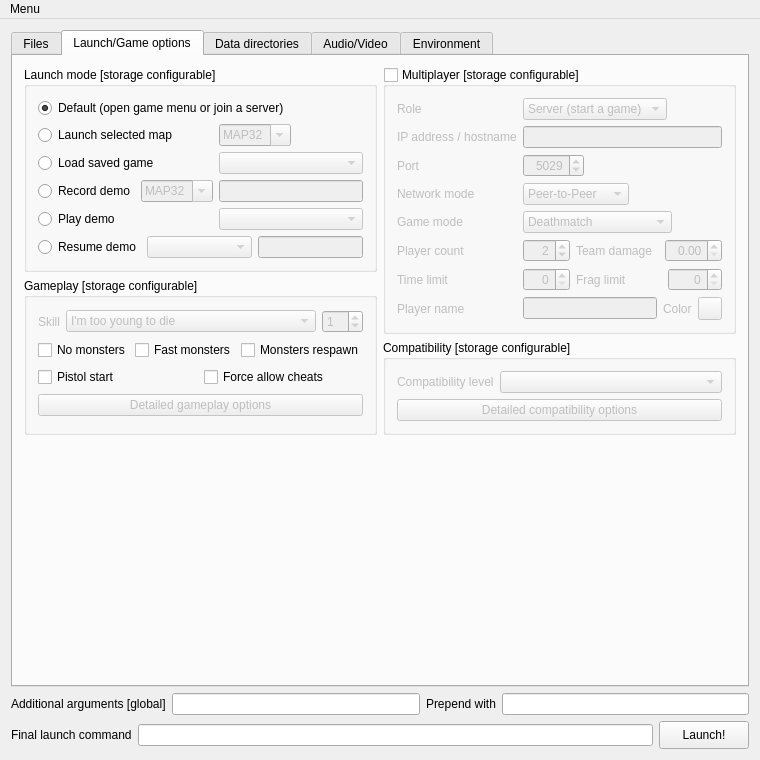
Old version of the form Forms/MainWindow.ui in the repository Youda008/DoomRunner.
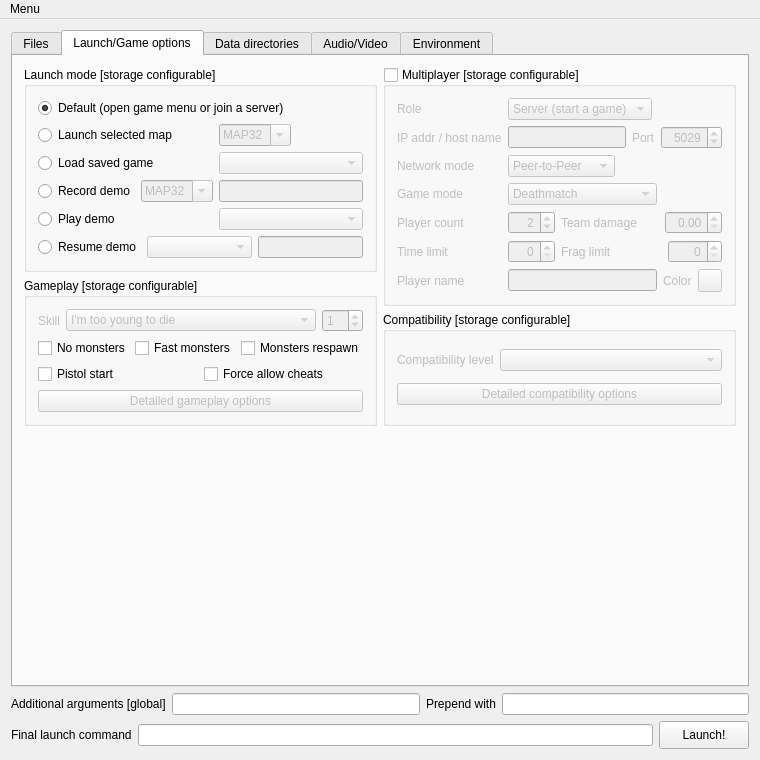
New version of the form. The open tabs and pages were chosen to show the change. Icons and pictures are not drawn. Custom widgets are drawn as their Qt base class.

Commit message: compressed the multiplayer options even more

Patch:
```diff
--- a/Forms/MainWindow.ui
+++ b/Forms/MainWindow.ui
@@ -1069,7 +1069,7 @@
                   </sizepolicy>
                  </property>
                  <property name="text">
-                  <string>IP address / hostname</string>
+                  <string>IP addr / host name</string>
                  </property>
                 </widget>
                </item>
@@ -1082,9 +1082,7 @@
                    </property>
                   </widget>
                  </item>
-                </layout>
-               </item>
-               <item row="2" column="0">
+                 <item>
                 <widget class="QLabel" name="portLabel">
                  <property name="sizePolicy">
                   <sizepolicy hsizetype="Minimum" vsizetype="Preferred">
@@ -1097,8 +1095,6 @@
                  </property>
                 </widget>
                </item>
-               <item row="2" column="1">
-                <layout class="QHBoxLayout" name="hLayout_port">
                  <item>
                   <widget class="QSpinBox" name="portSpinBox">
                    <property name="alignment">
@@ -1115,22 +1111,9 @@
                    </property>
                   </widget>
                  </item>
-                 <item>
-                  <spacer name="horizontalSpacer_2">
-                   <property name="orientation">
-                    <enum>Qt::Horizontal</enum>
-                   </property>
-                   <property name="sizeHint" stdset="0">
-                    <size>
-                     <width>0</width>
-                     <height>20</height>
-                    </size>
-                   </property>
-                  </spacer>
-                 </item>
                 </layout>
                </item>
-               <item row="3" column="0">
+               <item row="2" column="0">
                 <widget class="QLabel" name="netModeLabel">
                  <property name="sizePolicy">
                   <sizepolicy hsizetype="Minimum" vsizetype="Preferred">
@@ -1146,7 +1129,7 @@
                  </property>
                 </widget>
                </item>
-               <item row="3" column="1">
+               <item row="2" column="1">
                 <layout class="QHBoxLayout" name="hLayout_netMode">
                  <item>
                   <widget class="QComboBox" name="netModeCmbBox">
@@ -1186,7 +1169,7 @@
                  </item>
                 </layout>
                </item>
-               <item row="4" column="0">
+               <item row="3" column="0">
                 <widget class="QLabel" name="gameModeLabel">
                  <property name="sizePolicy">
                   <sizepolicy hsizetype="Minimum" vsizetype="Preferred">
@@ -1202,7 +1185,7 @@
                  </property>
                 </widget>
                </item>
-               <item row="4" column="1">
+               <item row="3" column="1">
                 <layout class="QHBoxLayout" name="hLayout_gameMode">
                  <item>
                   <widget class="QComboBox" name="gameModeCmbBox">
@@ -1257,7 +1240,7 @@
                  </item>
                 </layout>
                </item>
-               <item row="5" column="0">
+               <item row="4" column="0">
                 <widget class="QLabel" name="playerCountLabel">
                  <property name="sizePolicy">
                   <sizepolicy hsizetype="Minimum" vsizetype="Preferred">
@@ -1270,7 +1253,7 @@
                  </property>
                 </widget>
                </item>
-               <item row="5" column="1">
+               <item row="4" column="1">
                 <layout class="QHBoxLayout" name="hLayout_playerCount">
                  <item>
                   <widget class="QSpinBox" name="playerCountSpinBox">
@@ -1338,7 +1321,7 @@
                  </item>
                 </layout>
                </item>
-               <item row="6" column="0">
+               <item row="5" column="0">
                 <widget class="QLabel" name="timeLimitLabel">
                  <property name="sizePolicy">
                   <sizepolicy hsizetype="Minimum" vsizetype="Preferred">
@@ -1354,7 +1337,7 @@
                  </property>
                 </widget>
                </item>
-               <item row="6" column="1">
+               <item row="5" column="1">
                 <layout class="QHBoxLayout" name="hLayout_timeLimit">
                  <item>
                   <widget class="QSpinBox" name="timeLimitSpinBox">
@@ -1407,7 +1390,7 @@
                  </item>
                 </layout>
                </item>
-               <item row="7" column="0">
+               <item row="6" column="0">
                 <widget class="QLabel" name="playerNameLabel">
                  <property name="enabled">
                   <bool>false</bool>
@@ -1420,7 +1403,7 @@
                  </property>
                 </widget>
                </item>
-               <item row="7" column="1">
+               <item row="6" column="1">
                 <layout class="QHBoxLayout" name="horizontalLayout_3">
                  <item>
                   <widget class="QLineEdit" name="playerNameLine">
```
Left out of the diff: 6 changed lines with no effect on the pictures. Lines whose indentation alone changed are shown as unchanged.
